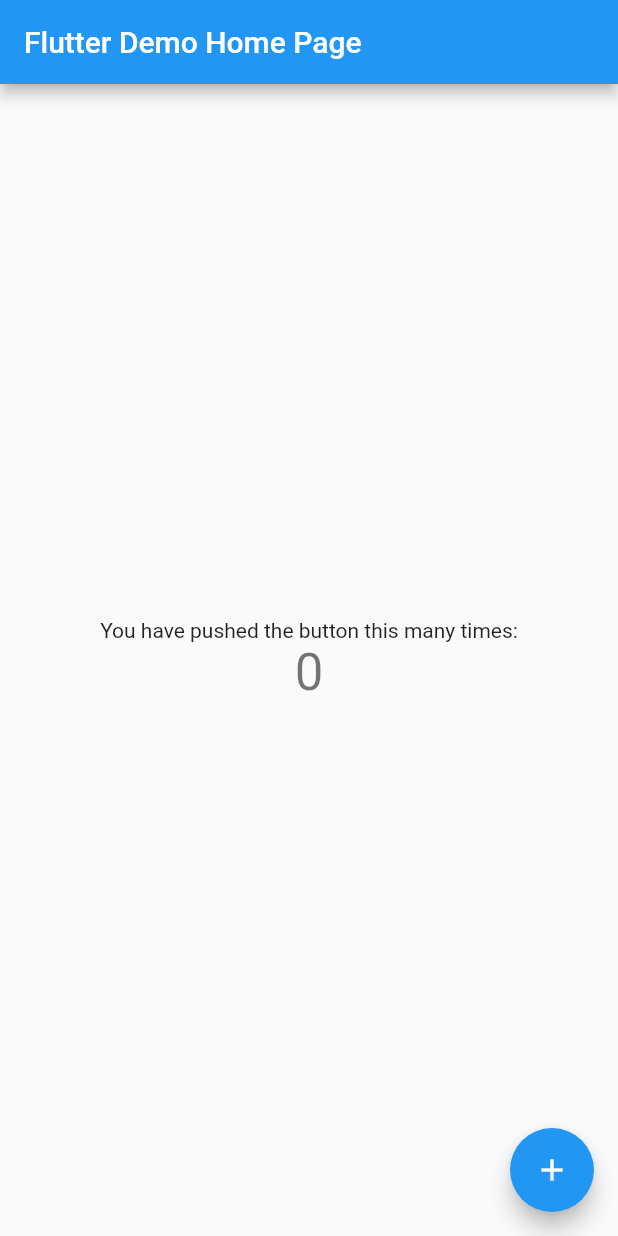
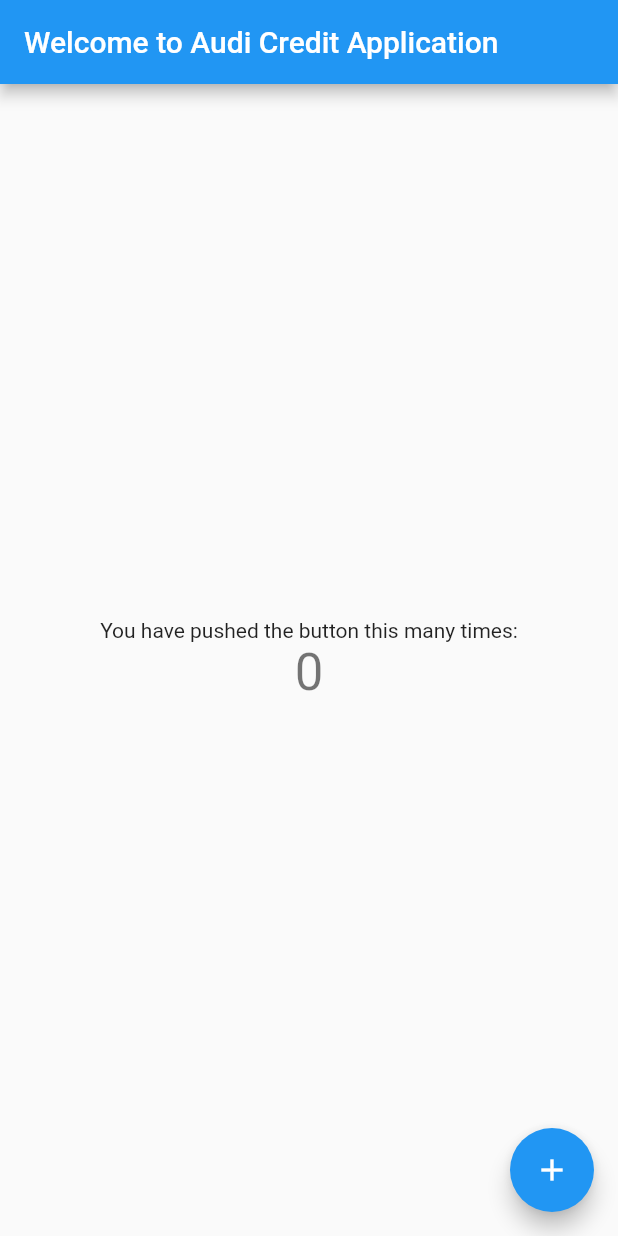
Before and after one commit to chahni/credit_application_audi, a Flutter app: the screen it shows after launch, on a phone screen of 412 x 824 dp. Run offline on Flutter 3.47's test engine with Material 2 defaults, Android fonts, the phone set to English and light mode, and no system bars.

Commit message:
+ Clean up

```diff
--- a/lib/main.dart
+++ b/lib/main.dart
@@ -3,39 +3,20 @@ import 'package:flutter/material.dart';
 void main() => runApp(new MyApp());
 
 class MyApp extends StatelessWidget {
-  // This widget is the root of your application.
   @override
   Widget build(BuildContext context) {
     return new MaterialApp(
-      title: 'Flutter Demo',
+      title: 'Audi Credit Application',
       theme: new ThemeData(
-        // This is the theme of your application.
-        //
-        // Try running your application with "flutter run". You'll see the
-        // application has a blue toolbar. Then, without quitting the app, try
-        // changing the primarySwatch below to Colors.green and then invoke
-        // "hot reload" (press "r" in the console where you ran "flutter run",
-        // or press Run > Flutter Hot Reload in IntelliJ). Notice that the
-        // counter didn't reset back to zero; the application is not restarted.
         primarySwatch: Colors.blue,
       ),
-      home: new MyHomePage(title: 'Flutter Demo Home Page'),
+      home: new MyHomePage(title: 'Welcome to Audi Credit Application'),
     );
   }
 }
 
 class MyHomePage extends StatefulWidget {
   MyHomePage({Key key, this.title}) : super(key: key);
-
-  // This widget is the home page of your application. It is stateful, meaning
-  // that it has a State object (defined below) that contains fields that affect
-  // how it looks.
-
-  // This class is the configuration for the state. It holds the values (in this
-  // case the title) provided by the parent (in this case the App widget) and
-  // used by the build method of the State. Fields in a Widget subclass are
-  // always marked "final".
-
   final String title;
 
   @override
@@ -47,46 +28,18 @@ class _MyHomePageState extends State<MyHomePage> {
 
   void _incrementCounter() {
     setState(() {
-      // This call to setState tells the Flutter framework that something has
-      // changed in this State, which causes it to rerun the build method below
-      // so that the display can reflect the updated values. If we changed
-      // _counter without calling setState(), then the build method would not be
-      // called again, and so nothing would appear to happen.
       _counter++;
     });
   }
 
   @override
   Widget build(BuildContext context) {
-    // This method is rerun every time setState is called, for instance as done
-    // by the _incrementCounter method above.
-    //
-    // The Flutter framework has been optimized to make rerunning build methods
-    // fast, so that you can just rebuild anything that needs updating rather
-    // than having to individually change instances of widgets.
     return new Scaffold(
       appBar: new AppBar(
-        // Here we take the value from the MyHomePage object that was created by
-        // the App.build method, and use it to set our appbar title.
         title: new Text(widget.title),
       ),
       body: new Center(
-        // Center is a layout widget. It takes a single child and positions it
-        // in the middle of the parent.
         child: new Column(
-          // Column is also layout widget. It takes a list of children and
-          // arranges them vertically. By default, it sizes itself to fit its
-          // children horizontally, and tries to be as tall as its parent.
-          //
-          // Invoke "debug paint" (press "p" in the console where you ran
-          // "flutter run", or select "Toggle Debug Paint" from the Flutter tool
-          // window in IntelliJ) to see the wireframe for each widget.
-          //
-          // Column has various properties to control how it sizes itself and
-          // how it positions its children. Here we use mainAxisAlignment to
-          // center the children vertically; the main axis here is the vertical
-          // axis because Columns are vertical (the cross axis would be
-          // horizontal).
           mainAxisAlignment: MainAxisAlignment.center,
           children: <Widget>[
             new Text(
@@ -103,7 +56,7 @@ class _MyHomePageState extends State<MyHomePage> {
         onPressed: _incrementCounter,
         tooltip: 'Increment',
         child: new Icon(Icons.add),
-      ), // This trailing comma makes auto-formatting nicer for build methods.
+      ),
     );
   }
 }
```
Also changed, not shown: 1 other file.
